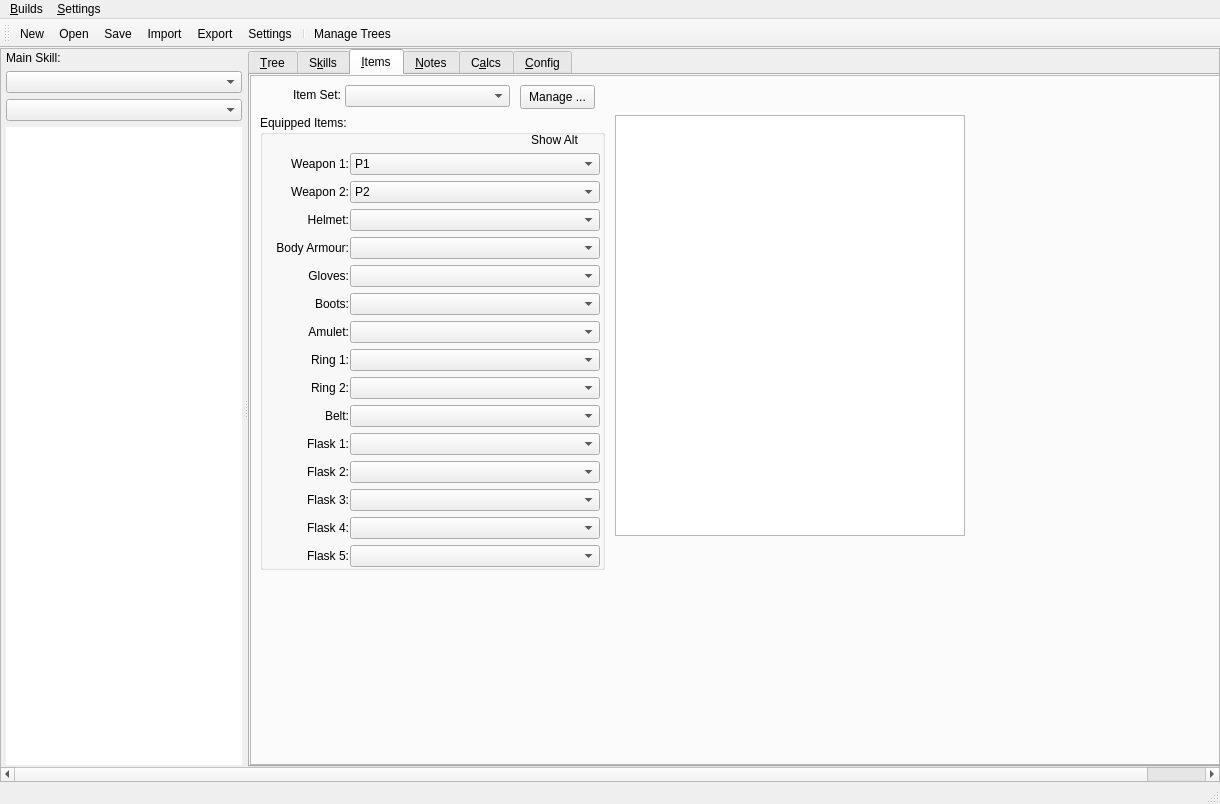
PathOfBuildingCommunity/PathOfBuilding-Python, file Assets/PoB_Main_Window.ui: the form before one commit.
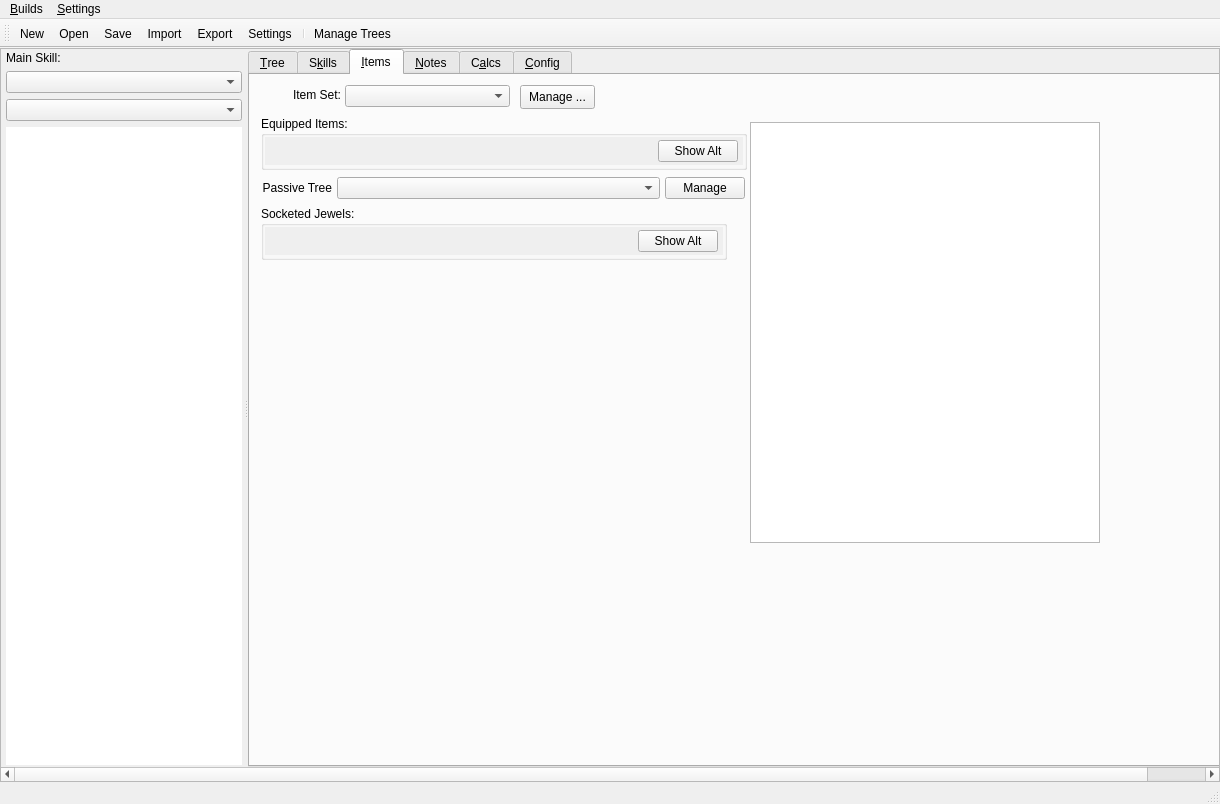
The form after the commit. The open tabs and pages were chosen to show the change. Icons and pictures are not drawn.

Commit message: Setup items slots as separateUI class (like GemUI) and add them to a vertical layout that expands as more items are placed into it.

The edit to the form file:
```diff
--- a/Assets/PoB_Main_Window.ui
+++ b/Assets/PoB_Main_Window.ui
@@ -1053,7 +1053,7 @@
              <item>
               <widget class="QFrame" name="frame_Items">
                <property name="frameShape">
-                <enum>QFrame::StyledPanel</enum>
+                <enum>QFrame::NoFrame</enum>
                </property>
                <property name="frameShadow">
                 <enum>QFrame::Raised</enum>
@@ -1109,587 +1109,11 @@
                  <bool>true</bool>
                 </property>
                </widget>
-               <widget class="QGroupBox" name="groupbox_Items">
-                <property name="geometry">
-                 <rect>
-                  <x>10</x>
-                  <y>40</y>
-                  <width>345</width>
-                  <height>455</height>
-                 </rect>
-                </property>
-                <property name="minimumSize">
-                 <size>
-                  <width>345</width>
-                  <height>0</height>
-                 </size>
-                </property>
-                <property name="title">
-                 <string>Equipped Items:</string>
-                </property>
-                <widget class="QLabel" name="label_Weapon1">
-                 <property name="geometry">
-                  <rect>
-                   <x>5</x>
-                   <y>38</y>
-                   <width>84</width>
-                   <height>22</height>
-                  </rect>
-                 </property>
-                 <property name="text">
-                  <string>Weapon 1:</string>
-                 </property>
-                 <property name="alignment">
-                  <set>Qt::AlignRight|Qt::AlignTrailing|Qt::AlignVCenter</set>
-                 </property>
-                 <property name="buddy">
-                  <cstring>combo_Weapon1</cstring>
-                 </property>
-                </widget>
-                <widget class="QComboBox" name="combo_Weapon1">
-                 <property name="geometry">
-                  <rect>
-                   <x>90</x>
-                   <y>38</y>
-                   <width>250</width>
-                   <height>22</height>
-                  </rect>
-                 </property>
-                 <property name="placeholderText">
-                  <string>&lt;empty&gt;</string>
-                 </property>
-                 <property name="duplicatesEnabled">
-                  <bool>true</bool>
-                 </property>
-                 <item>
-                  <property name="text">
-                   <string>P1</string>
-                  </property>
-                 </item>
-                </widget>
-                <widget class="QComboBox" name="combo_Weapon2">
-                 <property name="geometry">
-                  <rect>
-                   <x>90</x>
-                   <y>66</y>
-                   <width>250</width>
-                   <height>22</height>
-                  </rect>
-                 </property>
-                 <property name="placeholderText">
-                  <string>&lt;empty&gt;</string>
-                 </property>
-                 <property name="duplicatesEnabled">
-                  <bool>true</bool>
-                 </property>
-                 <item>
-                  <property name="text">
-                   <string>P2</string>
-                  </property>
-                 </item>
-                </widget>
-                <widget class="QLabel" name="label_Weapon2">
-                 <property name="geometry">
-                  <rect>
-                   <x>5</x>
-                   <y>66</y>
-                   <width>84</width>
-                   <height>22</height>
-                  </rect>
-                 </property>
-                 <property name="text">
-                  <string>Weapon 2:</string>
-                 </property>
-                 <property name="alignment">
-                  <set>Qt::AlignRight|Qt::AlignTrailing|Qt::AlignVCenter</set>
-                 </property>
-                 <property name="buddy">
-                  <cstring>combo_Weapon2</cstring>
-                 </property>
-                </widget>
-                <widget class="QComboBox" name="combo_Helmet">
-                 <property name="geometry">
-                  <rect>
-                   <x>90</x>
-                   <y>94</y>
-                   <width>250</width>
-                   <height>22</height>
-                  </rect>
-                 </property>
-                 <property name="placeholderText">
-                  <string>&lt;empty&gt;</string>
-                 </property>
-                 <property name="duplicatesEnabled">
-                  <bool>true</bool>
-                 </property>
-                </widget>
-                <widget class="QLabel" name="label_Helmet">
-                 <property name="geometry">
-                  <rect>
-                   <x>5</x>
-                   <y>94</y>
-                   <width>84</width>
-                   <height>22</height>
-                  </rect>
-                 </property>
-                 <property name="text">
-                  <string>Helmet:</string>
-                 </property>
-                 <property name="alignment">
-                  <set>Qt::AlignRight|Qt::AlignTrailing|Qt::AlignVCenter</set>
-                 </property>
-                 <property name="buddy">
-                  <cstring>combo_Helmet</cstring>
-                 </property>
-                </widget>
-                <widget class="QComboBox" name="combo_BodyArmour">
-                 <property name="geometry">
-                  <rect>
-                   <x>90</x>
-                   <y>122</y>
-                   <width>250</width>
-                   <height>22</height>
-                  </rect>
-                 </property>
-                 <property name="placeholderText">
-                  <string>&lt;empty&gt;</string>
-                 </property>
-                 <property name="duplicatesEnabled">
-                  <bool>true</bool>
-                 </property>
-                </widget>
-                <widget class="QLabel" name="label_BodyArmour">
-                 <property name="geometry">
-                  <rect>
-                   <x>5</x>
-                   <y>122</y>
-                   <width>84</width>
-                   <height>22</height>
-                  </rect>
-                 </property>
-                 <property name="text">
-                  <string>Body Armour:</string>
-                 </property>
-                 <property name="alignment">
-                  <set>Qt::AlignRight|Qt::AlignTrailing|Qt::AlignVCenter</set>
-                 </property>
-                 <property name="buddy">
-                  <cstring>combo_BodyArmour</cstring>
-                 </property>
-                </widget>
-                <widget class="QComboBox" name="combo_Gloves">
-                 <property name="geometry">
-                  <rect>
-                   <x>90</x>
-                   <y>150</y>
-                   <width>250</width>
-                   <height>22</height>
-                  </rect>
-                 </property>
-                 <property name="placeholderText">
-                  <string>&lt;empty&gt;</string>
-                 </property>
-                 <property name="duplicatesEnabled">
-                  <bool>true</bool>
-                 </property>
-                </widget>
-                <widget class="QLabel" name="label_Gloves">
-                 <property name="geometry">
-                  <rect>
-                   <x>5</x>
-                   <y>150</y>
-                   <width>84</width>
-                   <height>22</height>
-                  </rect>
-                 </property>
-                 <property name="text">
-                  <string>Gloves:</string>
-                 </property>
-                 <property name="alignment">
-                  <set>Qt::AlignRight|Qt::AlignTrailing|Qt::AlignVCenter</set>
-                 </property>
-                 <property name="buddy">
-                  <cstring>combo_Gloves</cstring>
-                 </property>
-                </widget>
-                <widget class="QComboBox" name="combo_Boots">
-                 <property name="geometry">
-                  <rect>
-                   <x>90</x>
-                   <y>178</y>
-                   <width>250</width>
-                   <height>22</height>
-                  </rect>
-                 </property>
-                 <property name="placeholderText">
-                  <string>&lt;empty&gt;</string>
-                 </property>
-                 <property name="duplicatesEnabled">
-                  <bool>true</bool>
-                 </property>
-                </widget>
-                <widget class="QLabel" name="label_Boots">
-                 <property name="geometry">
-                  <rect>
-                   <x>5</x>
-                   <y>178</y>
-                   <width>84</width>
-                   <height>22</height>
-                  </rect>
-                 </property>
-                 <property name="text">
-                  <string>Boots:</string>
-                 </property>
-                 <property name="alignment">
-                  <set>Qt::AlignRight|Qt::AlignTrailing|Qt::AlignVCenter</set>
-                 </property>
-                 <property name="buddy">
-                  <cstring>combo_Boots</cstring>
-                 </property>
-                </widget>
-                <widget class="QComboBox" name="combo_Amulet">
-                 <property name="geometry">
-                  <rect>
-                   <x>90</x>
-                   <y>206</y>
-                   <width>250</width>
-                   <height>22</height>
-                  </rect>
-                 </property>
-                 <property name="placeholderText">
-                  <string>&lt;empty&gt;</string>
-                 </property>
-                 <property name="duplicatesEnabled">
-                  <bool>true</bool>
-                 </property>
-                </widget>
-                <widget class="QLabel" name="label_Amulet">
-                 <property name="geometry">
-                  <rect>
-                   <x>5</x>
-                   <y>206</y>
-                   <width>84</width>
-                   <height>22</height>
-                  </rect>
-                 </property>
-                 <property name="text">
-                  <string>Amulet:</string>
-                 </property>
-                 <property name="alignment">
-                  <set>Qt::AlignRight|Qt::AlignTrailing|Qt::AlignVCenter</set>
-                 </property>
-                 <property name="buddy">
-                  <cstring>combo_Amulet</cstring>
-                 </property>
-                </widget>
-                <widget class="QComboBox" name="combo_Ring1">
-                 <property name="geometry">
-                  <rect>
-                   <x>90</x>
-                   <y>234</y>
-                   <width>250</width>
-                   <height>22</height>
-                  </rect>
-                 </property>
-                 <property name="placeholderText">
-                  <string>&lt;empty&gt;</string>
-                 </property>
-                 <property name="duplicatesEnabled">
-                  <bool>true</bool>
-                 </property>
-                </widget>
-                <widget class="QLabel" name="label_Ring1">
-                 <property name="geometry">
-                  <rect>
-                   <x>5</x>
-                   <y>234</y>
-                   <width>84</width>
-                   <height>22</height>
-                  </rect>
-                 </property>
-                 <property name="text">
-                  <string>Ring 1:</string>
-                 </property>
-                 <property name="alignment">
-                  <set>Qt::AlignRight|Qt::AlignTrailing|Qt::AlignVCenter</set>
-                 </property>
-                 <property name="buddy">
-                  <cstring>combo_Ring1</cstring>
-                 </property>
-                </widget>
-                <widget class="QComboBox" name="combo_Ring2">
-                 <property name="geometry">
-                  <rect>
-                   <x>90</x>
-                   <y>262</y>
-                   <width>250</width>
-                   <height>22</height>
-                  </rect>
-                 </property>
-                 <property name="placeholderText">
-                  <string>&lt;empty&gt;</string>
-                 </property>
-                 <property name="duplicatesEnabled">
-                  <bool>true</bool>
-                 </property>
-                </widget>
-                <widget class="QLabel" name="label_Ring2">
-                 <property name="geometry">
-                  <rect>
-                   <x>5</x>
-                   <y>262</y>
-                   <width>84</width>
-                   <height>22</height>
-                  </rect>
-                 </property>
-                 <property name="text">
-                  <string>Ring 2:</string>
-                 </property>
-                 <property name="alignment">
-                  <set>Qt::AlignRight|Qt::AlignTrailing|Qt::AlignVCenter</set>
-                 </property>
-                 <property name="buddy">
-                  <cstring>combo_Ring2</cstring>
-                 </property>
-                </widget>
-                <widget class="QComboBox" name="combo_Belt">
-                 <property name="geometry">
-                  <rect>
-                   <x>90</x>
-                   <y>290</y>
-                   <width>250</width>
-                   <height>22</height>
-                  </rect>
-                 </property>
-                 <property name="placeholderText">
-                  <string>&lt;empty&gt;</string>
-                 </property>
-                 <property name="duplicatesEnabled">
-                  <bool>true</bool>
-                 </property>
-                </widget>
-                <widget class="QLabel" name="label_Belt">
-                 <property name="geometry">
-                  <rect>
-                   <x>5</x>
-                   <y>290</y>
-                   <width>84</width>
-                   <height>22</height>
-                  </rect>
-                 </property>
-                 <property name="text">
-                  <string>Belt:</string>
-                 </property>
-                 <property name="alignment">
-                  <set>Qt::AlignRight|Qt::AlignTrailing|Qt::AlignVCenter</set>
-                 </property>
-                 <property name="buddy">
-                  <cstring>combo_Belt</cstring>
-                 </property>
-                </widget>
-                <widget class="QComboBox" name="combo_Flask1">
-                 <property name="geometry">
-                  <rect>
-                   <x>90</x>
-                   <y>318</y>
-                   <width>250</width>
-                   <height>22</height>
-                  </rect>
-                 </property>
-                 <property name="placeholderText">
-                  <string>&lt;empty&gt;</string>
-                 </property>
-                 <property name="duplicatesEnabled">
-                  <bool>true</bool>
-                 </property>
-                </widget>
-                <widget class="QLabel" name="label_Flask1">
-                 <property name="geometry">
-                  <rect>
-                   <x>5</x>
-                   <y>318</y>
-                   <width>84</width>
-                   <height>22</height>
-                  </rect>
-                 </property>
-                 <property name="text">
-                  <string>Flask 1:</string>
-                 </property>
-                 <property name="alignment">
-                  <set>Qt::AlignRight|Qt::AlignTrailing|Qt::AlignVCenter</set>
-                 </property>
-                 <property name="buddy">
-                  <cstring>combo_Flask1</cstring>
-                 </property>
-                </widget>
-                <widget class="QComboBox" name="combo_Flask2">
-                 <property name="geometry">
-                  <rect>
-                   <x>90</x>
-                   <y>346</y>
-                   <width>250</width>
-                   <height>22</height>
-                  </rect>
-                 </property>
-                 <property name="placeholderText">
-                  <string>&lt;empty&gt;</string>
-                 </property>
-                 <property name="duplicatesEnabled">
-                  <bool>true</bool>
-                 </property>
-                </widget>
-                <widget class="QLabel" name="label_Flask2">
-                 <property name="geometry">
-                  <rect>
-                   <x>5</x>
-                   <y>346</y>
-                   <width>84</width>
-                   <height>22</height>
-                  </rect>
-                 </property>
-                 <property name="text">
-                  <string>Flask 2:</string>
-                 </property>
-                 <property name="alignment">
-                  <set>Qt::AlignRight|Qt::AlignTrailing|Qt::AlignVCenter</set>
-                 </property>
-                 <property name="buddy">
-                  <cstring>combo_Flask2</cstring>
-                 </property>
-                </widget>
-                <widget class="QComboBox" name="combo_Flask3">
-                 <property name="geometry">
-                  <rect>
-                   <x>90</x>
-                   <y>374</y>
-                   <width>250</width>
-                   <height>22</height>
-                  </rect>
-                 </property>
-                 <property name="placeholderText">
-                  <string>&lt;empty&gt;</string>
-                 </property>
-                 <property name="duplicatesEnabled">
-                  <bool>true</bool>
-                 </property>
-                </widget>
-                <widget class="QLabel" name="label_Flask3">
-                 <property name="geometry">
-                  <rect>
-                   <x>5</x>
-                   <y>374</y>
-                   <width>84</width>
-                   <height>22</height>
-                  </rect>
-                 </property>
-                 <property name="text">
-                  <string>Flask 3:</string>
-                 </property>
-                 <property name="alignment">
-                  <set>Qt::AlignRight|Qt::AlignTrailing|Qt::AlignVCenter</set>
-                 </property>
-                 <property name="buddy">
-                  <cstring>combo_Flask3</cstring>
-                 </property>
-                </widget>
-                <widget class="QComboBox" name="combo_Flask4">
-                 <property name="geometry">
-                  <rect>
-                   <x>90</x>
-                   <y>402</y>
-                   <width>250</width>
-                   <height>22</height>
-                  </rect>
-                 </property>
-                 <property name="placeholderText">
-                  <string>&lt;empty&gt;</string>
-                 </property>
-                 <property name="duplicatesEnabled">
-                  <bool>true</bool>
-                 </property>
-                </widget>
-                <widget class="QLabel" name="label_Flask4">
-                 <property name="geometry">
-                  <rect>
-                   <x>5</x>
-                   <y>402</y>
-                   <width>84</width>
-                   <height>22</height>
-                  </rect>
-                 </property>
-                 <property name="text">
-                  <string>Flask 4:</string>
-                 </property>
-                 <property name="alignment">
-                  <set>Qt::AlignRight|Qt::AlignTrailing|Qt::AlignVCenter</set>
-                 </property>
-                 <property name="buddy">
-                  <cstring>combo_Flask4</cstring>
-                 </property>
-                </widget>
-                <widget class="QComboBox" name="combo_Flask5">
-                 <property name="geometry">
-                  <rect>
-                   <x>90</x>
-                   <y>430</y>
-                   <width>250</width>
-                   <height>22</height>
-                  </rect>
-                 </property>
-                 <property name="placeholderText">
-                  <string>&lt;empty&gt;</string>
-                 </property>
-                 <property name="duplicatesEnabled">
-                  <bool>true</bool>
-                 </property>
-                </widget>
-                <widget class="QLabel" name="label_Flask5">
-                 <property name="geometry">
-                  <rect>
-                   <x>5</x>
-                   <y>430</y>
-                   <width>84</width>
-                   <height>22</height>
-                  </rect>
-                 </property>
-                 <property name="text">
-                  <string>Flask 5:</string>
-                 </property>
-                 <property name="alignment">
-                  <set>Qt::AlignRight|Qt::AlignTrailing|Qt::AlignVCenter</set>
-                 </property>
-                 <property name="buddy">
-                  <cstring>combo_Flask5</cstring>
-                 </property>
-                </widget>
-                <widget class="QPushButton" name="btn_weaponSwap">
-                 <property name="geometry">
-                  <rect>
-                   <x>249</x>
-                   <y>15</y>
-                   <width>91</width>
-                   <height>20</height>
-                  </rect>
-                 </property>
-                 <property name="text">
-                  <string>Show Alt</string>
-                 </property>
-                 <property name="shortcut">
-                  <string>Ctrl+Alt+X</string>
-                 </property>
-                 <property name="checkable">
-                  <bool>true</bool>
-                 </property>
-                 <property name="flat">
-                  <bool>true</bool>
-                 </property>
-                </widget>
-               </widget>
                <widget class="QListWidget" name="list_Items">
                 <property name="geometry">
                  <rect>
-                  <x>365</x>
-                  <y>40</y>
+                  <x>500</x>
+                  <y>47</y>
                   <width>350</width>
                   <height>421</height>
                  </rect>
@@ -1740,6 +1164,256 @@
                  <bool>true</bool>
                 </property>
                </widget>
+               <widget class="QFrame" name="frame_Items_2">
+                <property name="geometry">
+                 <rect>
+                  <x>10</x>
+                  <y>40</y>
+                  <width>488</width>
+                  <height>156</height>
+                 </rect>
+                </property>
+                <property name="frameShape">
+                 <enum>QFrame::NoFrame</enum>
+                </property>
+                <property name="frameShadow">
+                 <enum>QFrame::Raised</enum>
+                </property>
+                <layout class="QVBoxLayout" name="verticalLayout">
+                 <property name="sizeConstraint">
+                  <enum>QLayout::SetFixedSize</enum>
+                 </property>
+                 <property name="leftMargin">
+                  <number>1</number>
+                 </property>
+                 <property name="topMargin">
+                  <number>1</number>
+                 </property>
+                 <property name="rightMargin">
+                  <number>1</number>
+                 </property>
+                 <property name="bottomMargin">
+                  <number>1</number>
+                 </property>
+                 <item>
+                  <widget class="QGroupBox" name="groupbox_Items">
+                   <property name="minimumSize">
+                    <size>
+                     <width>345</width>
+                     <height>0</height>
+                    </size>
+                   </property>
+                   <property name="title">
+                    <string>Equipped Items:</string>
+                   </property>
+                   <layout class="QVBoxLayout" name="vlayout_EquippedItems">
+                    <property name="spacing">
+                     <number>1</number>
+                    </property>
+                    <property name="sizeConstraint">
+                     <enum>QLayout::SetFixedSize</enum>
+                    </property>
+                    <property name="leftMargin">
+                     <number>1</number>
+                    </property>
+                    <property name="topMargin">
+                     <number>1</number>
+                    </property>
+                    <property name="rightMargin">
+                     <number>1</number>
+                    </property>
+                    <property name="bottomMargin">
+                     <number>2</number>
+                    </property>
+                    <item>
+                     <widget class="QWidget" name="widget" native="true">
+                      <property name="autoFillBackground">
+                       <bool>true</bool>
+                      </property>
+                      <layout class="QHBoxLayout" name="horizontalLayout">
+                       <property name="topMargin">
+                        <number>3</number>
+                       </property>
+                       <property name="rightMargin">
+                        <number>5</number>
+                       </property>
+                       <property name="bottomMargin">
+                        <number>3</number>
+                       </property>
+                       <item>
+                        <spacer name="hspacer_EquippedItems">
+                         <property name="orientation">
+                          <enum>Qt::Horizontal</enum>
+                         </property>
+                         <property name="sizeHint" stdset="0">
+                          <size>
+                           <width>384</width>
+                           <height>20</height>
+                          </size>
+                         </property>
+                        </spacer>
+                       </item>
+                       <item>
+                        <widget class="QPushButton" name="btn_weaponSwap">
+                         <property name="text">
+                          <string>Show Alt</string>
+                         </property>
+                         <property name="shortcut">
+                          <string>Ctrl+Alt+X</string>
+                         </property>
+                         <property name="checkable">
+                          <bool>true</bool>
+                         </property>
+                        </widget>
+                       </item>
+                      </layout>
+                     </widget>
+                    </item>
+                   </layout>
+                  </widget>
+                 </item>
+                 <item>
+                  <widget class="QWidget" name="widget_2" native="true">
+                   <layout class="QHBoxLayout" name="horizontalLayout_2" stretch="0,3,0">
+                    <property name="spacing">
+                     <number>5</number>
+                    </property>
+                    <property name="sizeConstraint">
+                     <enum>QLayout::SetFixedSize</enum>
+                    </property>
+                    <property name="leftMargin">
+                     <number>1</number>
+                    </property>
+                    <property name="topMargin">
+                     <number>1</number>
+                    </property>
+                    <property name="rightMargin">
+                     <number>5</number>
+                    </property>
+                    <property name="bottomMargin">
+                     <number>1</number>
+                    </property>
+                    <item>
+                     <widget class="QLabel" name="label_PassiveTree">
+                      <property name="text">
+                       <string>Passive Tree</string>
+                      </property>
+                      <property name="alignment">
+                       <set>Qt::AlignRight|Qt::AlignTrailing|Qt::AlignVCenter</set>
+                      </property>
+                     </widget>
+                    </item>
+                    <item>
+                     <widget class="QComboBox" name="combo_ItemsManageTree">
+                      <property name="minimumSize">
+                       <size>
+                        <width>323</width>
+                        <height>0</height>
+                       </size>
+                      </property>
+                      <property name="maximumSize">
+                       <size>
+                        <width>323</width>
+                        <height>16777215</height>
+                       </size>
+                      </property>
+                     </widget>
+                    </item>
+                    <item>
+                     <widget class="QPushButton" name="btn_ItemsManageTree">
+                      <property name="text">
+                       <string>Manage</string>
+                      </property>
+                      <property name="shortcut">
+                       <string>Ctrl+Alt+X</string>
+                      </property>
+                      <property name="checkable">
+                       <bool>true</bool>
+                      </property>
+                     </widget>
+                    </item>
+                   </layout>
+                  </widget>
+                 </item>
+                 <item>
+                  <widget class="QGroupBox" name="groupbox_SocketedJewels">
+                   <property name="minimumSize">
+                    <size>
+                     <width>345</width>
+                     <height>0</height>
+                    </size>
+                   </property>
+                   <property name="title">
+                    <string>Socketed Jewels:</string>
+                   </property>
+                   <layout class="QVBoxLayout" name="vlayout_SocketedJewels">
+                    <property name="spacing">
+                     <number>1</number>
+                    </property>
+                    <property name="sizeConstraint">
+                     <enum>QLayout::SetFixedSize</enum>
+                    </property>
+                    <property name="leftMargin">
+                     <number>1</number>
+                    </property>
+                    <property name="topMargin">
+                     <number>1</number>
+                    </property>
+                    <property name="rightMargin">
+                     <number>1</number>
+                    </property>
+                    <property name="bottomMargin">
+                     <number>2</number>
+                    </property>
+                    <item>
+                     <widget class="QWidget" name="widget_3" native="true">
+                      <property name="autoFillBackground">
+                       <bool>true</bool>
+                      </property>
+                      <layout class="QHBoxLayout" name="horizontalLayout_3">
+                       <property name="topMargin">
+                        <number>3</number>
+                       </property>
+                       <property name="rightMargin">
+                        <number>5</number>
+                       </property>
+                       <property name="bottomMargin">
+                        <number>3</number>
+                       </property>
+                       <item>
+                        <spacer name="horizontalSpacer_2">
+                         <property name="orientation">
+                          <enum>Qt::Horizontal</enum>
+                         </property>
+                         <property name="sizeHint" stdset="0">
+                          <size>
+                           <width>364</width>
+                           <height>20</height>
+                          </size>
+                         </property>
+                        </spacer>
+                       </item>
+                       <item>
+                        <widget class="QPushButton" name="btn_weaponSwap_3">
+                         <property name="text">
+                          <string>Show Alt</string>
+                         </property>
+                         <property name="shortcut">
+                          <string>Ctrl+Alt+X</string>
+                         </property>
+                         <property name="checkable">
+                          <bool>true</bool>
+                         </property>
+                        </widget>
+                       </item>
+                      </layout>
+                     </widget>
+                    </item>
+                   </layout>
+                  </widget>
+                 </item>
+                </layout>
+               </widget>
               </widget>
              </item>
             </layout>
```
Left out of the diff: 17 changed lines with no effect on the pictures. The commit also changes 8 other files.
